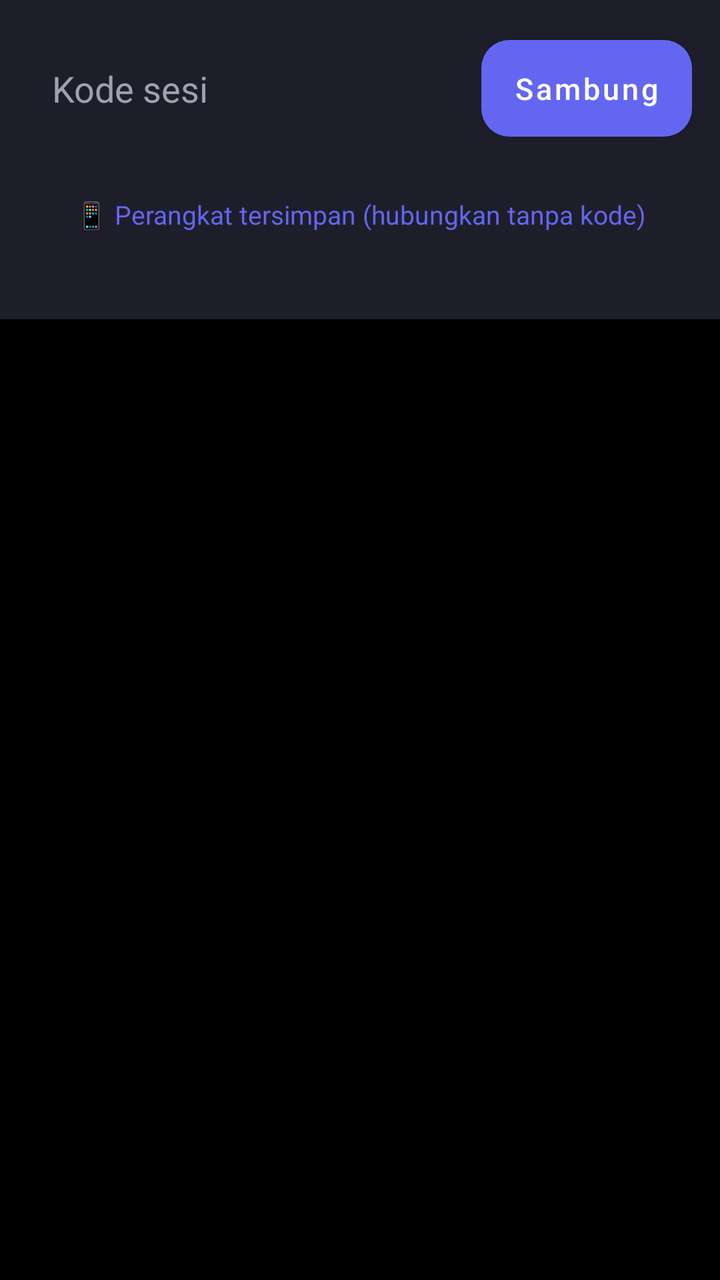
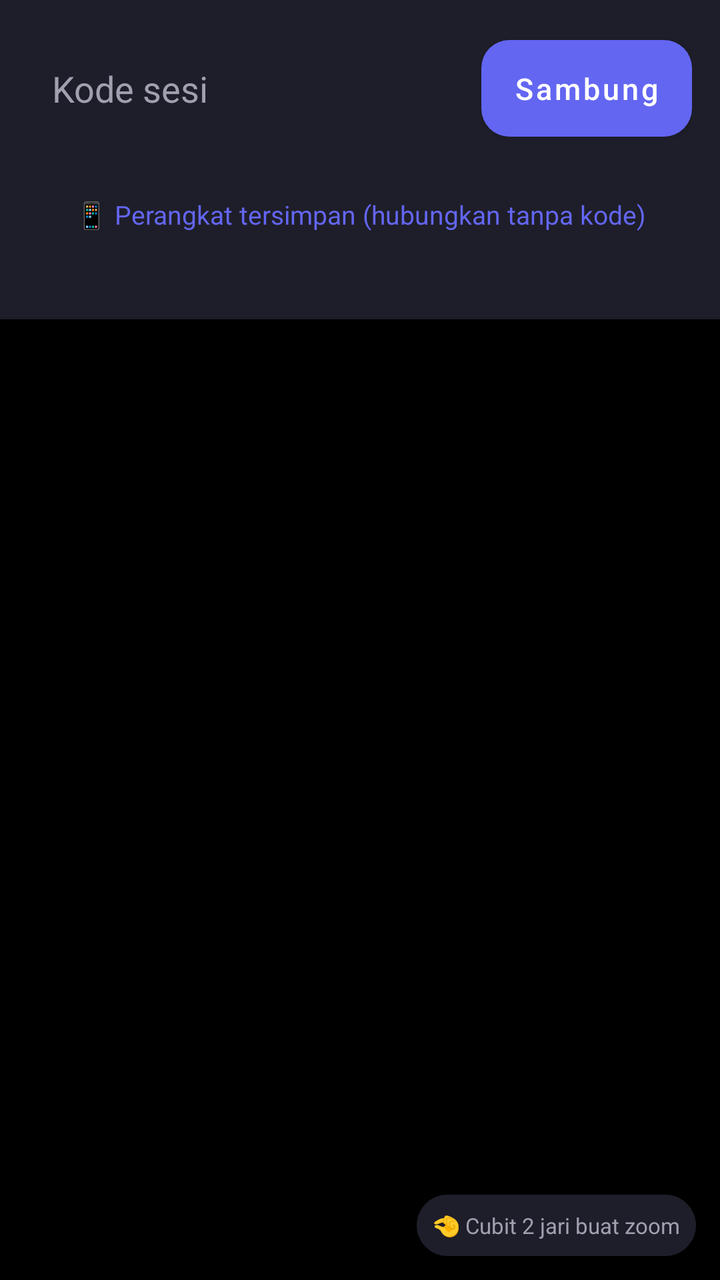

An Android layout rendered at two revisions. The XML below is the earlier revision; the diff shows what the commit changed to produce the second picture.
<!-- AndroidManifest.xml: application theme Theme.RemoteCtl -->
<!-- res/layout/activity_control.xml -->
<?xml version="1.0" encoding="utf-8"?>
<LinearLayout xmlns:android="http://schemas.android.com/apk/res/android"
    android:layout_width="match_parent"
    android:layout_height="match_parent"
    android:background="@color/bg"
    android:orientation="vertical">

    <LinearLayout
        android:id="@+id/inputRow"
        android:layout_width="match_parent"
        android:layout_height="wrap_content"
        android:orientation="horizontal"
        android:background="@color/surface"
        android:padding="14dp"
        android:gravity="center_vertical">

        <EditText
            android:id="@+id/editCode"
            android:layout_width="0dp"
            android:layout_height="wrap_content"
            android:layout_weight="1"
            android:layout_marginEnd="10dp"
            android:background="@drawable/bg_card"
            android:padding="12dp"
            android:hint="Kode sesi"
            android:textColorHint="@color/text_secondary"
            android:textColor="@color/text_primary"
            android:inputType="number"
            android:maxLength="6" />

        <com.google.android.material.button.MaterialButton
            android:id="@+id/btnConnect"
            style="@style/RoundedButton"
            android:layout_width="wrap_content"
            android:layout_height="wrap_content"
            android:text="Sambung" />
    </LinearLayout>

    <TextView
        android:id="@+id/txtSavedDevices"
        android:layout_width="match_parent"
        android:layout_height="wrap_content"
        android:background="@color/surface"
        android:padding="10dp"
        android:text="📱 Perangkat tersimpan (hubungkan tanpa kode)"
        android:textColor="@color/primary"
        android:textSize="13sp"
        android:gravity="center" />

    <TextView
        android:id="@+id/txtControlStatus"
        android:layout_width="match_parent"
        android:layout_height="wrap_content"
        android:background="@color/surface"
        android:padding="8dp"
        android:textColor="@color/text_secondary"
        android:textSize="13sp"
        android:gravity="center" />

    <FrameLayout
        android:layout_width="match_parent"
        android:layout_height="0dp"
        android:layout_weight="1"
        android:background="#000000">

        <ImageView
            android:id="@+id/imgScreen"
            android:layout_width="match_parent"
            android:layout_height="match_parent"
            android:scaleType="fitCenter"
            android:contentDescription="@null" />
    </FrameLayout>

</LinearLayout>
<!-- resources referenced by this layout -->
<resources>
  <color name="bg">#12121A</color>
  <color name="primary">#6366F1</color>
  <color name="surface">#1E1E2A</color>
  <color name="text_primary">#F0F0F5</color>
  <color name="text_secondary">#A0A0AF</color>
  <!-- drawable bg_card (drawable) -->
  <?xml version="1.0" encoding="utf-8"?>
  <shape xmlns:android="http://schemas.android.com/apk/res/android" android:shape="rectangle">
      <solid android:color="@color/surface" />
      <corners android:radius="20dp" />
  </shape>
  <style name="RoundedButton" parent="Widget.MaterialComponents.Button">
          <item name="cornerRadius">14dp</item>
          <item name="android:textAllCaps">false</item>
          <item name="android:textSize">15sp</item>
          <item name="android:paddingTop">14dp</item>
          <item name="android:paddingBottom">14dp</item>
          <item name="backgroundTint">@color/primary</item>
      </style>
  <style name="Theme.RemoteCtl" parent="Theme.MaterialComponents.DayNight.NoActionBar">
          <item name="colorPrimary">@color/primary</item>
          <item name="colorPrimaryDark">@color/primary_dark</item>
          <item name="colorAccent">@color/primary</item>
          <item name="android:windowBackground">@color/bg</item>
          <item name="android:textColorPrimary">@color/text_primary</item>
          <item name="android:textColorSecondary">@color/text_secondary</item>
      </style>
  <color name="primary_dark">#4F52DD</color>
</resources>

<!-- the commit's change to res/layout/activity_control.xml (unified diff, before → after) -->
@@ -67,8 +67,20 @@
             android:id="@+id/imgScreen"
             android:layout_width="match_parent"
             android:layout_height="match_parent"
-            android:scaleType="fitCenter"
+            android:scaleType="matrix"
             android:contentDescription="@null" />
+
+        <TextView
+            android:id="@+id/txtZoomHint"
+            android:layout_width="wrap_content"
+            android:layout_height="wrap_content"
+            android:layout_gravity="bottom|end"
+            android:layout_margin="12dp"
+            android:background="@drawable/bg_card"
+            android:padding="8dp"
+            android:text="🤏 Cubit 2 jari buat zoom"
+            android:textColor="@color/text_secondary"
+            android:textSize="11sp" />
     </FrameLayout>
 
 </LinearLayout>
